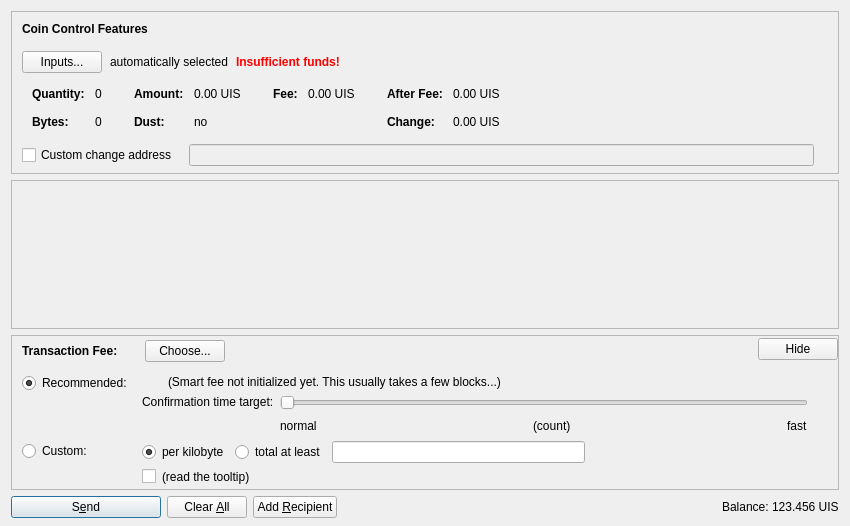
This is src/qt/forms/sendcoinsdialog.ui in unitusdev/unitus as Qt 5 draws it before an edit. The edited form follows.
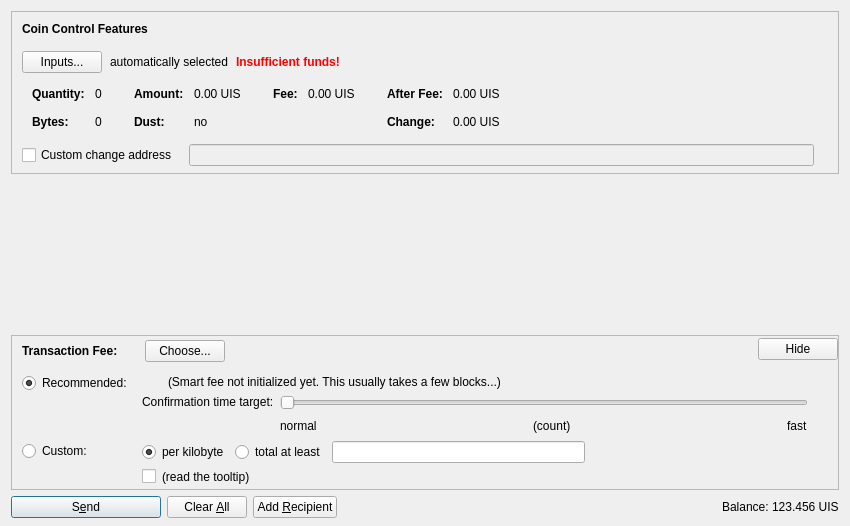
This is the edited form. Icons and pictures are not drawn. Custom widgets are drawn as their Qt base class.

Patch:
```diff
--- a/src/qt/forms/sendcoinsdialog.ui
+++ b/src/qt/forms/sendcoinsdialog.ui
@@ -579,6 +579,9 @@
    </item>
    <item>
     <widget class="QScrollArea" name="scrollArea">
+     <property name="frameShape">
+      <enum>QFrame::NoFrame</enum>
+     </property>
      <property name="widgetResizable">
       <bool>true</bool>
      </property>
@@ -587,8 +590,8 @@
        <rect>
         <x>0</x>
         <y>0</y>
-        <width>830</width>
-        <height>104</height>
+        <width>832</width>
+        <height>69</height>
        </rect>
       </property>
       <layout class="QVBoxLayout" name="verticalLayout_2" stretch="0,1">
@@ -1304,17 +1307,17 @@
   </layout>
  </widget>
  <customwidgets>
-  <customwidget>
-   <class>QValidatedLineEdit</class>
-   <extends>QLineEdit</extends>
-   <header>qvalidatedlineedit.h</header>
-  </customwidget>
   <customwidget>
    <class>BitcoinAmountField</class>
    <extends>QLineEdit</extends>
    <header>bitcoinamountfield.h</header>
    <container>1</container>
   </customwidget>
+  <customwidget>
+   <class>QValidatedLineEdit</class>
+   <extends>QLineEdit</extends>
+   <header>qvalidatedlineedit.h</header>
+  </customwidget>
  </customwidgets>
  <resources>
   <include location="../bitcoin.qrc"/>
```
Left out of the diff: 2 changed lines with no effect on the pictures.
